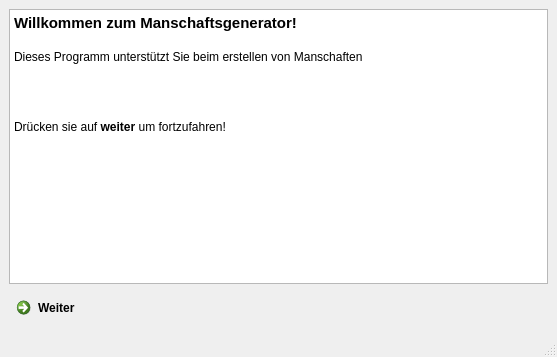
Old version of the form playground/MannschaftsGenerator/.GUI/welcomeWindow.ui in the repository VaderLader/NikNDad.
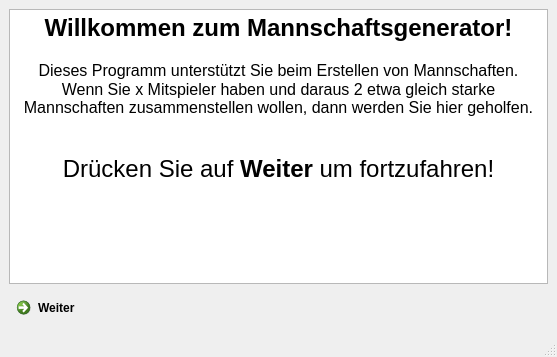
New version of the form. Icons and pictures are not drawn.

```diff
--- a/playground/MannschaftsGenerator/.GUI/welcomeWindow.ui
+++ b/playground/MannschaftsGenerator/.GUI/welcomeWindow.ui
@@ -26,14 +26,13 @@
 &lt;html&gt;&lt;head&gt;&lt;meta name=&quot;qrichtext&quot; content=&quot;1&quot; /&gt;&lt;style type=&quot;text/css&quot;&gt;
 p, li { white-space: pre-wrap; }
 &lt;/style&gt;&lt;/head&gt;&lt;body style=&quot; font-family:'MS Shell Dlg 2'; font-size:8.25pt; font-weight:400; font-style:normal;&quot;&gt;
-&lt;p style=&quot; margin-top:0px; margin-bottom:0px; margin-left:0px; margin-right:0px; -qt-block-indent:0; text-indent:0px;&quot;&gt;&lt;span style=&quot; font-family:'Sans Serif'; font-size:11pt; font-weight:600;&quot;&gt;Willkommen zum Manschaftsgenerator!&lt;/span&gt;&lt;/p&gt;
-&lt;p style=&quot;-qt-paragraph-type:empty; margin-top:0px; margin-bottom:0px; margin-left:0px; margin-right:0px; -qt-block-indent:0; text-indent:0px; font-family:'Sans Serif'; font-size:11pt; font-weight:600;&quot;&gt;&lt;br /&gt;&lt;/p&gt;
-&lt;p style=&quot; margin-top:0px; margin-bottom:0px; margin-left:0px; margin-right:0px; -qt-block-indent:0; text-indent:0px;&quot;&gt;&lt;span style=&quot; font-family:'Sans Serif'; font-size:9pt;&quot;&gt;Dieses Programm unterstützt Sie beim erstellen von Manschaften&lt;/span&gt;&lt;/p&gt;
-&lt;p style=&quot;-qt-paragraph-type:empty; margin-top:0px; margin-bottom:0px; margin-left:0px; margin-right:0px; -qt-block-indent:0; text-indent:0px; font-family:'Sans Serif'; font-size:9pt;&quot;&gt;&lt;br /&gt;&lt;/p&gt;
-&lt;p style=&quot;-qt-paragraph-type:empty; margin-top:0px; margin-bottom:0px; margin-left:0px; margin-right:0px; -qt-block-indent:0; text-indent:0px; font-family:'Sans Serif'; font-size:9pt;&quot;&gt;&lt;br /&gt;&lt;/p&gt;
-&lt;p style=&quot;-qt-paragraph-type:empty; margin-top:0px; margin-bottom:0px; margin-left:0px; margin-right:0px; -qt-block-indent:0; text-indent:0px; font-family:'Sans Serif'; font-size:9pt;&quot;&gt;&lt;br /&gt;&lt;/p&gt;
-&lt;p style=&quot;-qt-paragraph-type:empty; margin-top:0px; margin-bottom:0px; margin-left:0px; margin-right:0px; -qt-block-indent:0; text-indent:0px; font-family:'Sans Serif'; font-size:9pt;&quot;&gt;&lt;br /&gt;&lt;/p&gt;
-&lt;p style=&quot; margin-top:0px; margin-bottom:0px; margin-left:0px; margin-right:0px; -qt-block-indent:0; text-indent:0px;&quot;&gt;&lt;span style=&quot; font-family:'Sans Serif'; font-size:9pt;&quot;&gt;Drücken sie auf &lt;/span&gt;&lt;span style=&quot; font-family:'Sans Serif'; font-size:9pt; font-weight:600;&quot;&gt;weiter&lt;/span&gt;&lt;span style=&quot; font-family:'Sans Serif'; font-size:9pt;&quot;&gt; um fortzufahren!&lt;/span&gt;&lt;/p&gt;&lt;/body&gt;&lt;/html&gt;</string>
+&lt;p align=&quot;center&quot; style=&quot; margin-top:0px; margin-bottom:0px; margin-left:0px; margin-right:0px; -qt-block-indent:0; text-indent:0px;&quot;&gt;&lt;span style=&quot; font-family:'Sans Serif'; font-size:18pt; font-weight:600;&quot;&gt;Willkommen zum Mannschaftsgenerator!&lt;/span&gt;&lt;/p&gt;
+&lt;p style=&quot;-qt-paragraph-type:empty; margin-top:0px; margin-bottom:0px; margin-left:0px; margin-right:0px; -qt-block-indent:0; text-indent:0px; font-family:'Sans Serif'; font-size:12pt; font-weight:600;&quot;&gt;&lt;br /&gt;&lt;/p&gt;
+&lt;p align=&quot;center&quot; style=&quot; margin-top:0px; margin-bottom:0px; margin-left:0px; margin-right:0px; -qt-block-indent:0; text-indent:0px;&quot;&gt;&lt;span style=&quot; font-family:'Sans Serif'; font-size:12pt;&quot;&gt;Dieses Programm unterstützt Sie beim Erstellen von Mannschaften.&lt;/span&gt;&lt;/p&gt;
+&lt;p align=&quot;center&quot; style=&quot; margin-top:0px; margin-bottom:0px; margin-left:0px; margin-right:0px; -qt-block-indent:0; text-indent:0px;&quot;&gt;&lt;span style=&quot; font-family:'Sans Serif'; font-size:12pt;&quot;&gt;Wenn Sie x Mitspieler haben und daraus 2 etwa gleich starke Mannschaften zusammenstellen wollen, dann werden Sie hier geholfen.&lt;/span&gt;&lt;/p&gt;
+&lt;p align=&quot;center&quot; style=&quot;-qt-paragraph-type:empty; margin-top:0px; margin-bottom:0px; margin-left:0px; margin-right:0px; -qt-block-indent:0; text-indent:0px; font-family:'Sans Serif'; font-size:12pt;&quot;&gt;&lt;br /&gt;&lt;/p&gt;
+&lt;p align=&quot;center&quot; style=&quot;-qt-paragraph-type:empty; margin-top:0px; margin-bottom:0px; margin-left:0px; margin-right:0px; -qt-block-indent:0; text-indent:0px; font-family:'Sans Serif'; font-size:12pt;&quot;&gt;&lt;br /&gt;&lt;/p&gt;
+&lt;p align=&quot;center&quot; style=&quot; margin-top:0px; margin-bottom:0px; margin-left:0px; margin-right:0px; -qt-block-indent:0; text-indent:0px;&quot;&gt;&lt;span style=&quot; font-family:'Sans Serif'; font-size:18pt;&quot;&gt;Drücken Sie auf &lt;/span&gt;&lt;span style=&quot; font-family:'Sans Serif'; font-size:18pt; font-weight:600;&quot;&gt;Weiter&lt;/span&gt;&lt;span style=&quot; font-family:'Sans Serif'; font-size:18pt;&quot;&gt; um fortzufahren!&lt;/span&gt;&lt;/p&gt;&lt;/body&gt;&lt;/html&gt;</string>
       </property>
      </widget>
     </item>
```
